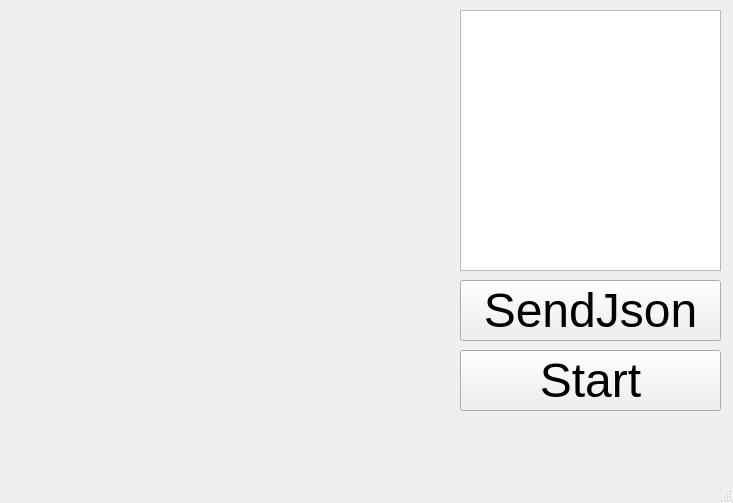
This is Lab18/TestPrologServerGui/mainwindow.ui in Inlucker/FILP as Qt 5 draws it before an edit. The edited form follows.
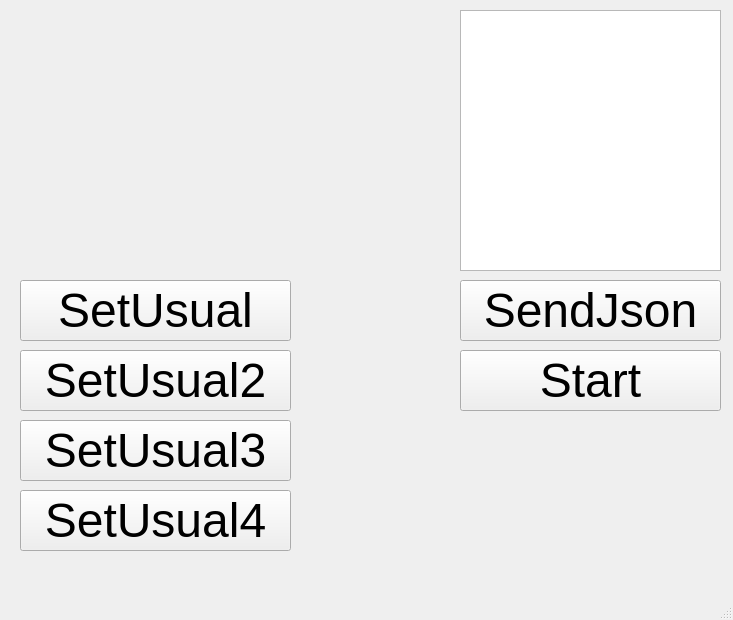
This is the edited form.

```diff
--- a/Lab18/TestPrologServerGui/mainwindow.ui
+++ b/Lab18/TestPrologServerGui/mainwindow.ui
@@ -7,7 +7,7 @@
     <x>0</x>
     <y>0</y>
     <width>733</width>
-    <height>503</height>
+    <height>620</height>
    </rect>
   </property>
   <property name="windowTitle">
@@ -60,6 +60,78 @@
      <string>SendJson</string>
     </property>
    </widget>
+   <widget class="QPushButton" name="set_usual_btn">
+    <property name="geometry">
+     <rect>
+      <x>20</x>
+      <y>280</y>
+      <width>271</width>
+      <height>61</height>
+     </rect>
+    </property>
+    <property name="font">
+     <font>
+      <pointsize>36</pointsize>
+     </font>
+    </property>
+    <property name="text">
+     <string>SetUsual</string>
+    </property>
+   </widget>
+   <widget class="QPushButton" name="set_usual_btn_2">
+    <property name="geometry">
+     <rect>
+      <x>20</x>
+      <y>350</y>
+      <width>271</width>
+      <height>61</height>
+     </rect>
+    </property>
+    <property name="font">
+     <font>
+      <pointsize>36</pointsize>
+     </font>
+    </property>
+    <property name="text">
+     <string>SetUsual2</string>
+    </property>
+   </widget>
+   <widget class="QPushButton" name="set_usual_btn_3">
+    <property name="geometry">
+     <rect>
+      <x>20</x>
+      <y>420</y>
+      <width>271</width>
+      <height>61</height>
+     </rect>
+    </property>
+    <property name="font">
+     <font>
+      <pointsize>36</pointsize>
+     </font>
+    </property>
+    <property name="text">
+     <string>SetUsual3</string>
+    </property>
+   </widget>
+   <widget class="QPushButton" name="set_usual_btn_4">
+    <property name="geometry">
+     <rect>
+      <x>20</x>
+      <y>490</y>
+      <width>271</width>
+      <height>61</height>
+     </rect>
+    </property>
+    <property name="font">
+     <font>
+      <pointsize>36</pointsize>
+     </font>
+    </property>
+    <property name="text">
+     <string>SetUsual4</string>
+    </property>
+   </widget>
   </widget>
   <widget class="QMenuBar" name="menubar">
    <property name="geometry">
```
